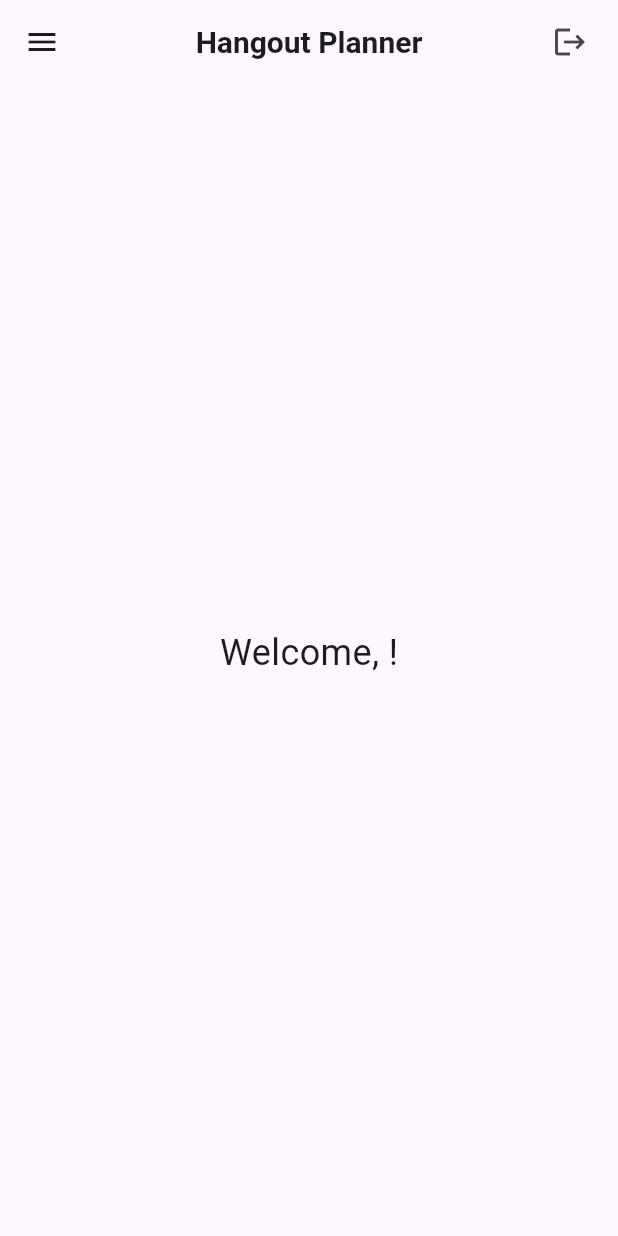
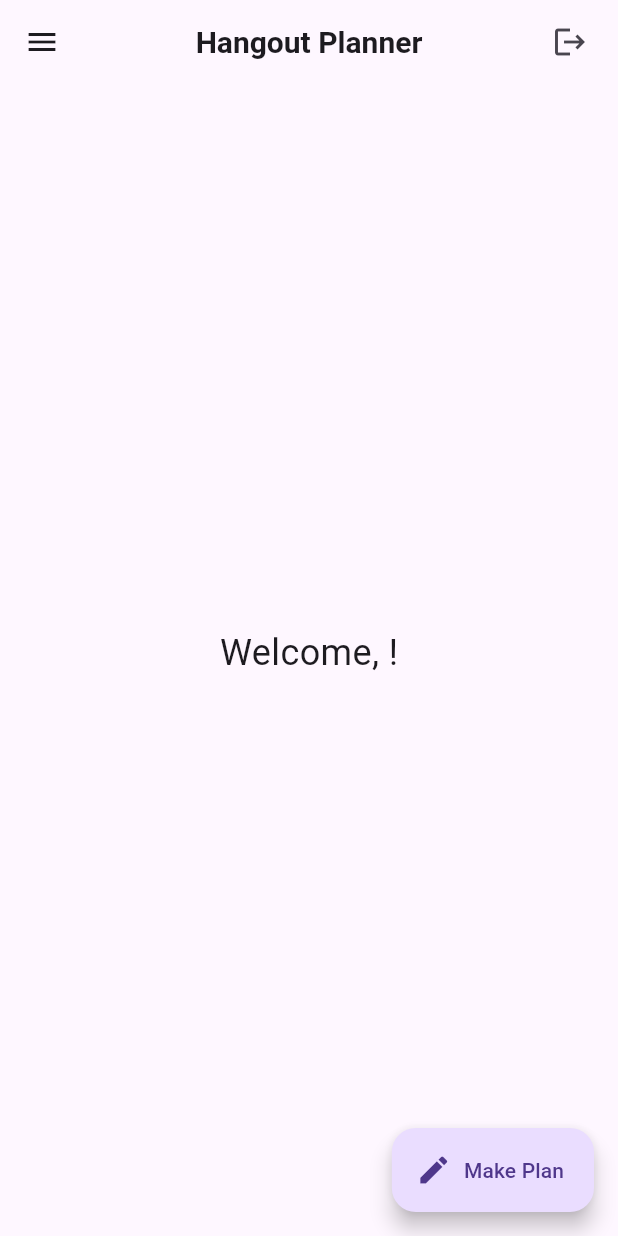
Before and after one commit to Atharv-iitr/Hangout-Planner-App, a Flutter app: the screen it shows once a user with an empty profile is signed in, on a phone screen of 412 x 824 dp. Run offline on Flutter 3.47's test engine with Material 3 defaults, Android fonts, the phone set to English and light mode, and no system bars; our stand-ins replace cloud_firestore, firebase_auth, firebase_core; accounts and stored records are empty.

Commit message:
make plan page fix

```diff
--- a/lib/Pages/home.dart
+++ b/lib/Pages/home.dart
@@ -121,6 +121,15 @@ class HomePage extends StatelessWidget {
           },
         ),
       ),
+      floatingActionButton: FloatingActionButton.extended(
+        onPressed: () {
+          Navigator.pushNamed(context,'/makeplan');
+        },
+        icon: const Icon(Icons.edit),
+        label: const Text("Make Plan"),
+      ),
+
+      floatingActionButtonLocation: FloatingActionButtonLocation.endFloat, // Bottom-right
     );
   }
 }
--- a/lib/main.dart
+++ b/lib/main.dart
@@ -4,7 +4,6 @@ import 'package:firebase_auth/firebase_auth.dart';
 import 'package:hangout_planner/Pages/friends.dart';
 import 'package:hangout_planner/Pages/home.dart';
 import 'package:hangout_planner/Pages/invites.dart';
-import 'package:hangout_planner/Pages/login_page.dart';
 import 'package:hangout_planner/Pages/login_page.dart';
 import 'package:hangout_planner/Pages/make_plan.dart';
 import 'package:hangout_planner/Pages/notification.dart';
@@ -40,6 +39,7 @@ class MyApp extends StatelessWidget {
         '/Notificationpage': (context) => const NotificationsPage(),
         '/makeplan': (context) => const MakePlan(),
         '/login': (context) => const LoginPage(),
+
       },
     );
   }
```
